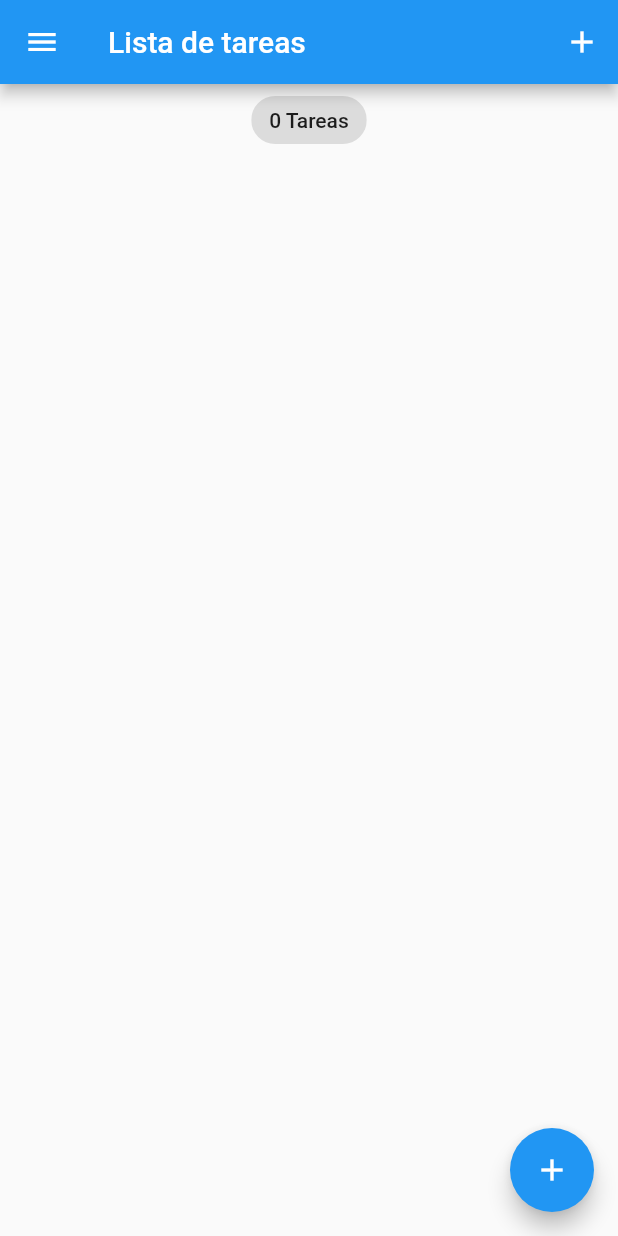
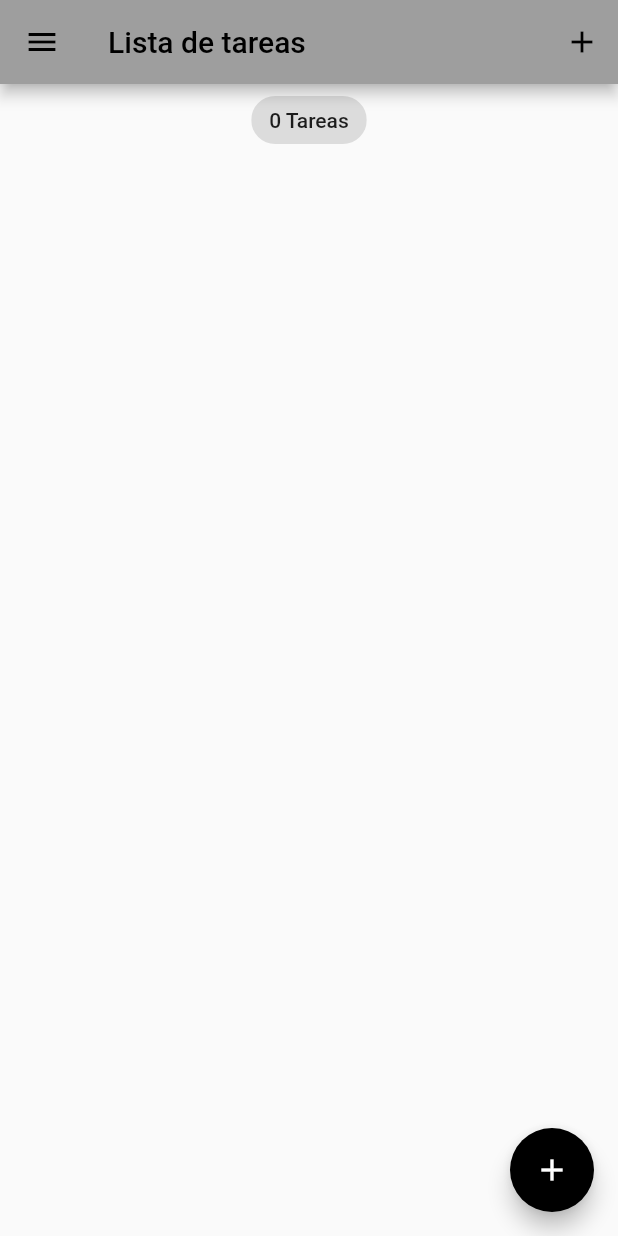
Before and after one commit to bitrawbfg/ToDoList_Patron_BLoC, a Flutter app: the screen it shows after launch, on a phone screen of 412 x 824 dp. Run offline on Flutter 3.47's test engine with Material 2 defaults, Android fonts, the phone set to English and light mode, and no system bars; our stand-ins replace equatable, flutter_bloc, hydrated_bloc.

Commit message:
[ADD] Añadido temas claro y oscuro

```diff
--- a/lib/blocs/bloc_exportaciones.dart
+++ b/lib/blocs/bloc_exportaciones.dart
@@ -1,3 +1,4 @@
-export './bloc/tareas_bloc.dart';
+export './bloc_tareas/tareas_bloc.dart';
+export './bloc_switch/switch_bloc.dart';
 export 'package:flutter_bloc/flutter_bloc.dart';
 export 'package:hydrated_bloc/hydrated_bloc.dart';
--- /dev/null
+++ b/lib/blocs/bloc_switch/switch_bloc.dart
@@ -0,0 +1,31 @@
+import 'package:equatable/equatable.dart';
+import 'package:lista_tareas/blocs/bloc_exportaciones.dart';
+import '../bloc_exportaciones.dart';
+
+part 'switch_event.dart';
+part 'switch_state.dart';
+
+class SwitchBloc extends HydratedBloc<SwitchEvent, SwitchState> {
+  SwitchBloc() : super(SwitchInitial(valorSwitch: false)) {
+    on<SwitchOnEvent>((event, emit) {
+      emit(
+        SwitchState(valorSwitch: true),
+      );
+    });
+    on<SwitchOffEvent>((event, emit) {
+      emit(
+        const SwitchState(valorSwitch: false),
+      );
+    });
+  }
+
+  @override
+  SwitchState? fromJson(Map<String, dynamic> json) {
+    return SwitchState.fromMap(json);
+  }
+
+  @override
+  Map<String, dynamic>? toJson(SwitchState state) {
+    return state.toMap();
+  }
+}
--- /dev/null
+++ b/lib/blocs/bloc_switch/switch_event.dart
@@ -0,0 +1,12 @@
+part of 'switch_bloc.dart';
+
+abstract class SwitchEvent extends Equatable {
+  const SwitchEvent();
+
+  @override
+  List<Object> get props => [];
+}
+
+class SwitchOnEvent extends SwitchEvent {}
+
+class SwitchOffEvent extends SwitchEvent {}
--- /dev/null
+++ b/lib/blocs/bloc_switch/switch_state.dart
@@ -0,0 +1,27 @@
+part of 'switch_bloc.dart';
+
+class SwitchState extends Equatable {
+  final bool valorSwitch;
+  const SwitchState({
+    required this.valorSwitch,
+  });
+
+  @override
+  List<Object> get props => [];
+
+  Map<String, dynamic> toMap() {
+    return {
+      'valorSwitch': valorSwitch,
+    };
+  }
+
+  factory SwitchState.fromMap(Map<String, dynamic> map) {
+    return SwitchState(
+      valorSwitch: map['valorSwitch'] ?? false,
+    );
+  }
+}
+
+class SwitchInitial extends SwitchState {
+  SwitchInitial({required bool valorSwitch}) : super(valorSwitch: false);
+}
--- a/lib/main.dart
+++ b/lib/main.dart
@@ -1,6 +1,7 @@
 import 'package:flutter/material.dart';
 import 'package:lista_tareas/screens/ventana_tareas.dart';
 import 'package:lista_tareas/services/app_router.dart';
+import 'package:lista_tareas/services/app_theme.dart';
 import 'package:path_provider/path_provider.dart';
 
 import 'blocs/bloc_exportaciones.dart';
@@ -23,15 +24,20 @@ class MyApp extends StatelessWidget {
 
   @override
   Widget build(BuildContext context) {
-    return BlocProvider(
-      create: (context) => TareasBloc(),
-      child: MaterialApp(
-        title: 'Lista de tareas',
-        theme: ThemeData(
-          primarySwatch: Colors.blue,
-        ),
-        home: const VentanaTareas(),
-        onGenerateRoute: appRouter.onGenerateRoute,
+    return MultiBlocProvider(
+      providers: [
+        BlocProvider(create: (context) => TareasBloc()),
+        BlocProvider(create: (context) => SwitchBloc()),
+      ],
+      child: BlocBuilder<SwitchBloc, SwitchState>(
+        builder: (context, state) {
+          return MaterialApp(
+            title: 'Lista de tareas',
+            theme: state.valorSwitch ? AppThemes.appThemeData[AppTheme.darkTheme] : AppThemes.appThemeData[AppTheme.lightTheme],
+            home: const VentanaTareas(),
+            onGenerateRoute: appRouter.onGenerateRoute,
+          );
+        },
       ),
     );
   }
--- /dev/null
+++ b/lib/services/app_theme.dart
@@ -0,0 +1,54 @@
+import 'package:flutter/material.dart';
+
+enum AppTheme {
+  lightTheme,
+  darkTheme,
+}
+
+class AppThemes {
+  static final appThemeData = {
+    AppTheme.darkTheme: ThemeData(
+      primarySwatch: Colors.grey,
+      primaryColor: Colors.black,
+      brightness: Brightness.dark,
+      backgroundColor: const Color(0xFF212121),
+      dividerColor: Colors.black54,
+      floatingActionButtonTheme: const FloatingActionButtonThemeData(
+        backgroundColor: Colors.white,
+      ),
+      textButtonTheme: TextButtonThemeData(
+        style: ButtonStyle(
+          foregroundColor: MaterialStateProperty.all(Colors.white),
+        ),
+      ),
+      textTheme: const TextTheme(
+        subtitle1: TextStyle(color: Colors.white),
+      ),
+      bottomNavigationBarTheme: const BottomNavigationBarThemeData(backgroundColor: Colors.grey, unselectedItemColor: Colors.white),
+    ),
+
+    //
+    //
+
+    AppTheme.lightTheme: ThemeData(
+      primarySwatch: Colors.grey,
+      primaryColor: Colors.white,
+      brightness: Brightness.light,
+      backgroundColor: const Color(0xFFE5E5E5),
+      dividerColor: const Color(0xff757575),
+      floatingActionButtonTheme: const FloatingActionButtonThemeData(
+        backgroundColor: Colors.black,
+        foregroundColor: Colors.white,
+      ),
+      textButtonTheme: TextButtonThemeData(
+        style: ButtonStyle(
+          foregroundColor: MaterialStateProperty.all(Colors.black),
+        ),
+      ),
+      textTheme: const TextTheme(
+        subtitle1: TextStyle(color: Colors.black),
+      ),
+      bottomNavigationBarTheme: const BottomNavigationBarThemeData(backgroundColor: Colors.grey, selectedItemColor: Colors.black, unselectedItemColor: Colors.white),
+    ),
+  };
+}
```
Also changed, not shown: lib/screens/cajon_tareas.dart (+12 -2 lines), lib/blocs/bloc_tareas/tareas_bloc.dart (renamed from lib/blocs/bloc/tareas_bloc.dart), lib/blocs/bloc_tareas/tareas_event.dart (renamed from lib/blocs/bloc/tareas_event.dart), lib/blocs/bloc_tareas/tareas_state.dart (renamed from lib/blocs/bloc/tareas_state.dart), 1 other file.
